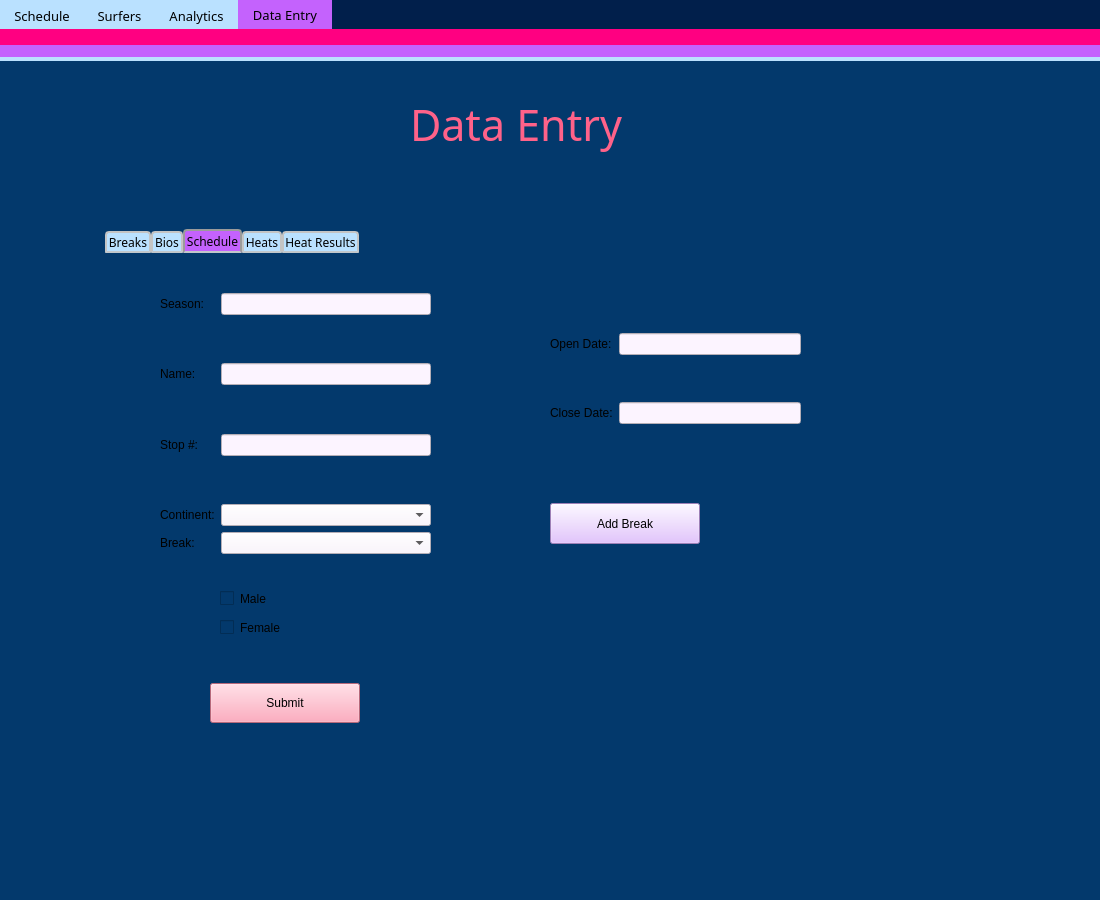
The window that gui/main_widget/ui/wsl_analytics_ui.ui (rhill5555/py-widget-surfing) describes before a commit, drawn with Qt 5.
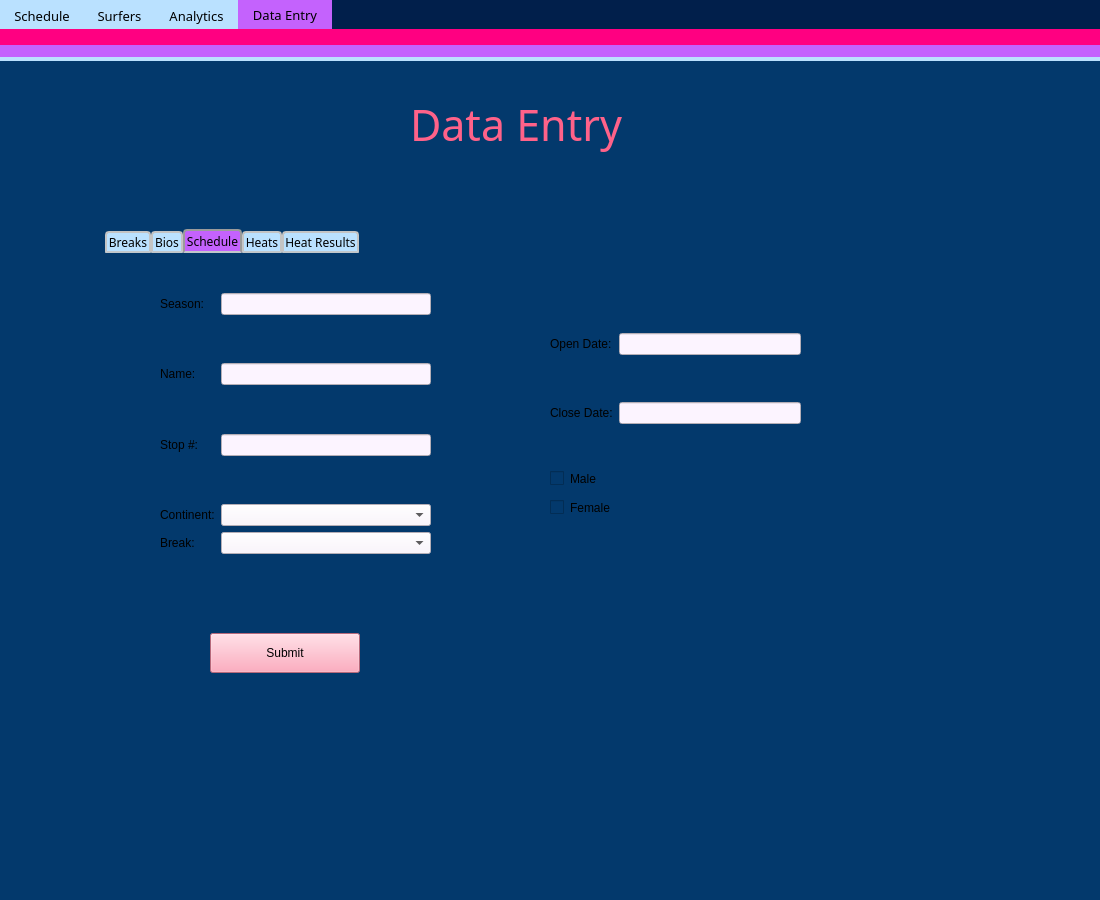
The same window after the commit.

Commit message: clear sched form on submit

What changed in the file:
```diff
--- a/gui/main_widget/ui/wsl_analytics_ui.ui
+++ b/gui/main_widget/ui/wsl_analytics_ui.ui
@@ -1459,27 +1459,11 @@
          </item>
         </layout>
        </widget>
-       <widget class="QPushButton" name="SchedAddlocbutton">
-        <property name="geometry">
-         <rect>
-          <x>450</x>
-          <y>250</y>
-          <width>150</width>
-          <height>41</height>
-         </rect>
-        </property>
-        <property name="styleSheet">
-         <string notr="true">background: #dcb3ff;</string>
-        </property>
-        <property name="text">
-         <string>Add Break</string>
-        </property>
-       </widget>
        <widget class="QWidget" name="verticalLayoutWidget_3">
         <property name="geometry">
          <rect>
-          <x>120</x>
-          <y>330</y>
+          <x>450</x>
+          <y>210</y>
           <width>141</width>
           <height>61</height>
          </rect>
@@ -1505,7 +1489,7 @@
         <property name="geometry">
          <rect>
           <x>110</x>
-          <y>430</y>
+          <y>380</y>
           <width>150</width>
           <height>40</height>
          </rect>
```
The commit also changes 2 other files.
